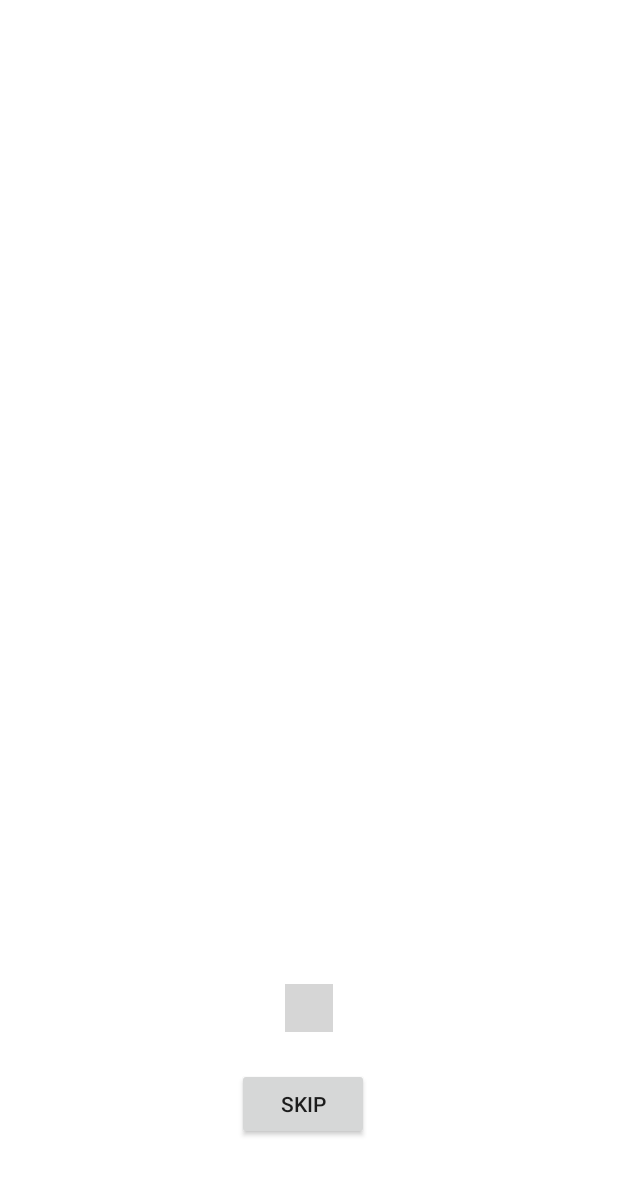
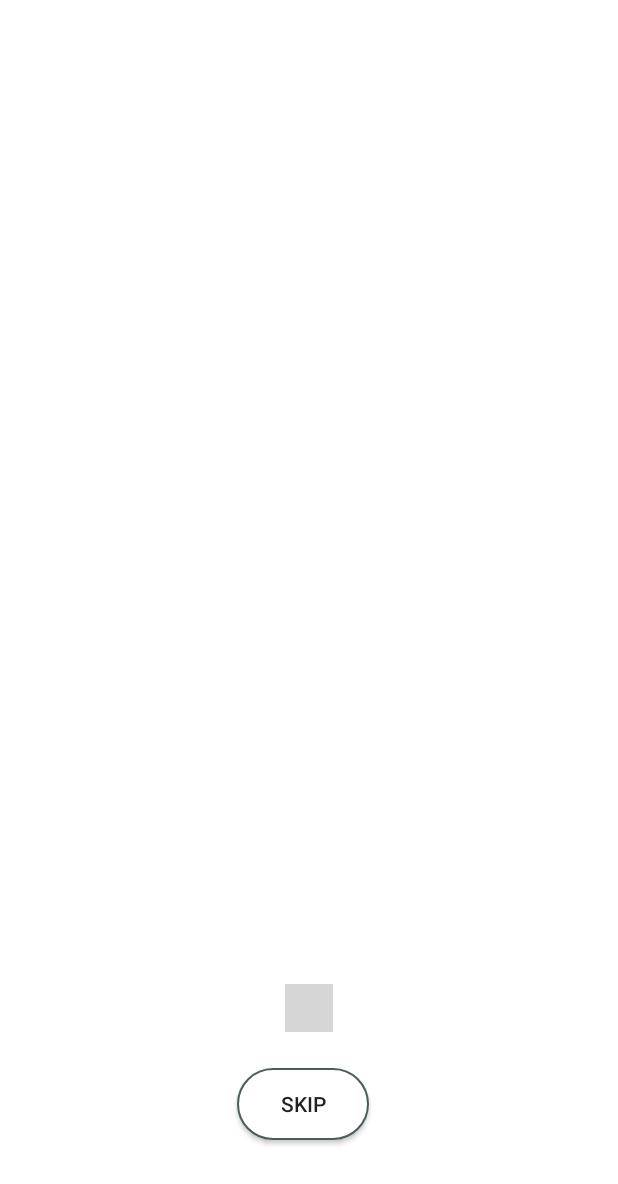
Before and after one commit to cranium44/Feed_MeApp, an Android app: the layout activity_onboarding.xml on its own in the app's theme, with its tools: preview values and no code run, on a phone screen of 412 x 824 dp. Shown: the top 1184 px of the screen. Run offline under Robolectric (Android 15) with nearby library versions, the phone set to English and light mode, and no system bars; plain views replace SmartTabLayout; grey boxes are pictures that could not be loaded.

Commit message:
fixed one time onboarding

```diff
--- /dev/null
+++ b/app/src/main/res/drawable/onoarding_btn_bg.xml
@@ -0,0 +1,8 @@
+<?xml version="1.0" encoding="utf-8"?>
+<shape xmlns:android="http://schemas.android.com/apk/res/android">
+    <corners android:radius="@dimen/border_radius_btn" />
+    <solid android:color="@color/white" />
+    <stroke
+        android:width="1dp"
+        android:color="@color/grey" />
+</shape>
--- a/app/src/main/res/layout/activity_onboarding.xml
+++ b/app/src/main/res/layout/activity_onboarding.xml
@@ -18,7 +18,9 @@
         android:text="@string/skip"
         app:layout_constraintBottom_toBottomOf="parent"
         app:layout_constraintEnd_toEndOf="parent"
-        app:layout_constraintStart_toStartOf="parent" />
+        app:layout_constraintStart_toStartOf="parent"
+        android:padding="@dimen/padding_default"
+        android:background="@drawable/onoarding_btn_bg"/>
 
     <androidx.viewpager.widget.ViewPager
         android:id="@+id/view_pager"
--- a/app/src/main/res/values/dimens.xml
+++ b/app/src/main/res/values/dimens.xml
@@ -6,4 +6,5 @@
     <dimen name="padding_default">8dp</dimen>
     <dimen name="margin_default">8dp</dimen>
     <dimen name="margin_large">16dp</dimen>
+    <dimen name="border_radius_btn">40dp</dimen>
 </resources>
```
Also changed, not shown: app/src/main/java/com/decagon/feedme/MainActivity.kt (+13 -2 lines), app/src/main/java/com/decagon/feedme/view/OnboardingActivity.kt (+19 -0 lines).
